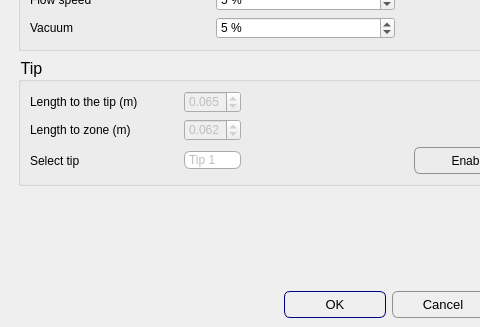
Before: the Qt Designer form apps/Biopen_wizard/tools.ui in bellonemauro/Labonatip2.0, drawn with Qt 5; both pictures show x 0 to 480 and y 370 to 697 of the 611 by 697 pixel window.
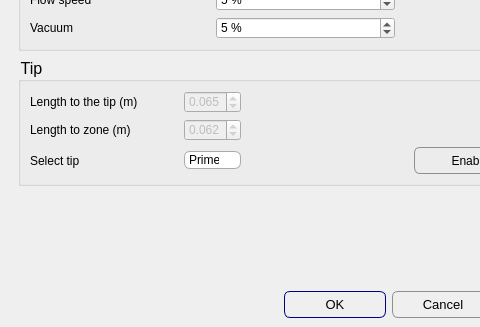
After: the same form once the commit is applied. The open tabs and pages were chosen to show the change. Icons and pictures are not drawn.

```diff
--- a/apps/Biopen_wizard/tools.ui
+++ b/apps/Biopen_wizard/tools.ui
@@ -3211,7 +3211,7 @@
            <item row="2" column="2">
             <widget class="QComboBox" name="comboBox_tipSelection">
              <property name="enabled">
-              <bool>false</bool>
+              <bool>true</bool>
              </property>
              <property name="font">
               <font>
@@ -3220,7 +3220,7 @@
              </property>
              <item>
               <property name="text">
-               <string>Tip 1</string>
+               <string>Prime</string>
               </property>
              </item>
              <item>
```
Left out of the diff: 7 changed lines with no effect on the pictures.
